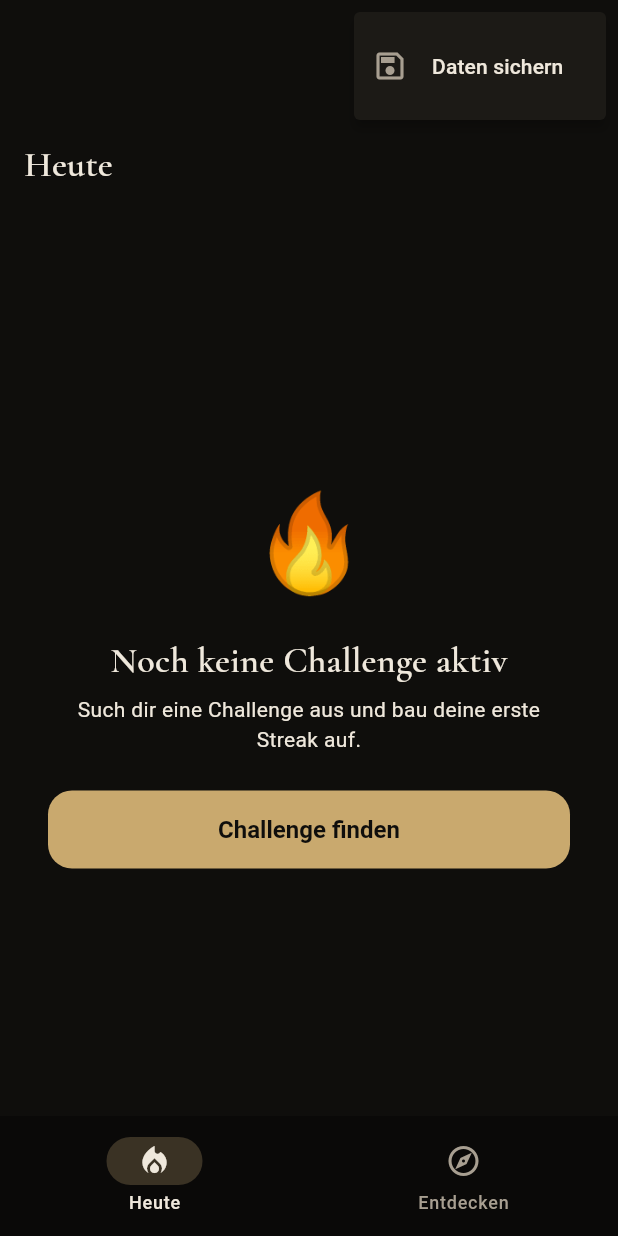
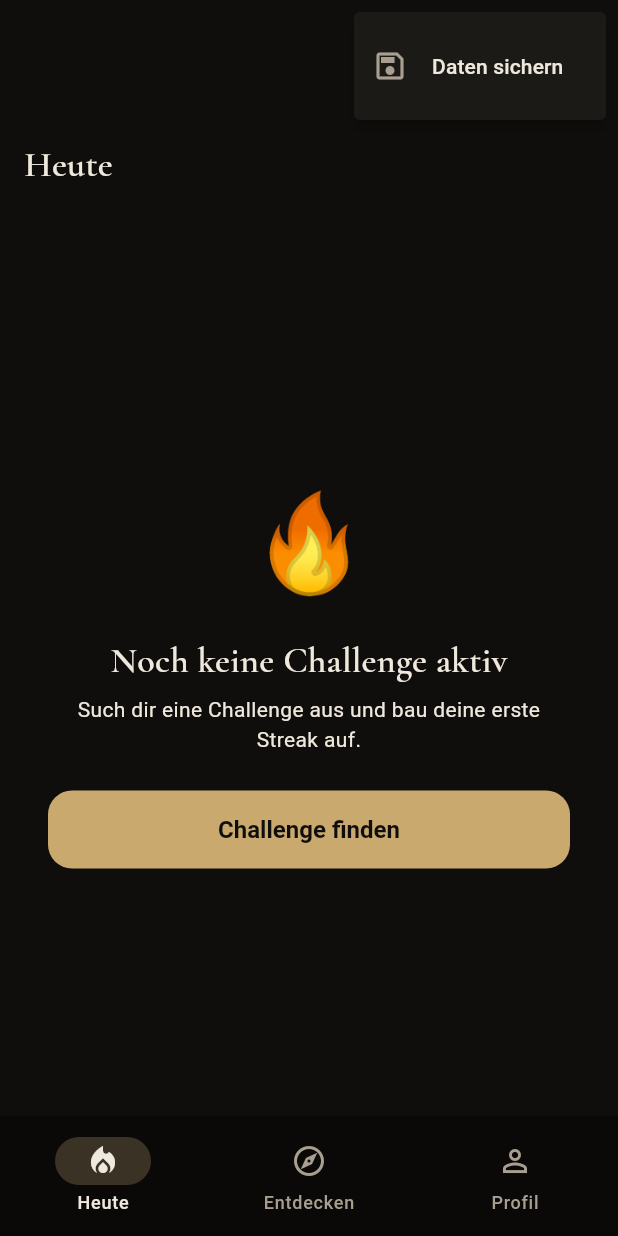
Before and after one commit to maestroDev3/Challenges, a Flutter app: the screen it shows after launch, after a tap on the "more vert" icon, on a phone screen of 412 x 824 dp. Run offline on Flutter 3.47's test engine with Material 3 defaults, Android fonts, the phone set to English and light mode, and no system bars; our stand-ins replace flutter_local_notifications, flutter_timezone, shared_preferences, timezone; missing offline and left inert: home_widget.

Commit message:
Tab „Profil“ mit Übersicht (#100) (#106)
* test: Tab „Profil“ mit Übersicht (#100)

Co-Authored-By: Claude Opus 5.5 <noreply@anthropic.com>
Claude-Session: https://claude.ai/code/session_01RbZws4XFeRtv97W1A8QkvT

* feat: Tab „Profil“ mit Übersicht (#100)

Co-Authored-By: Claude Opus 5.5 <noreply@anthropic.com>
Claude-Session: https://claude.ai/code/session_01RbZws4XFeRtv97W1A8QkvT

---------

Co-authored-by: Claude <noreply@anthropic.com>

```diff
--- /dev/null
+++ b/lib/domain/profile.dart
@@ -0,0 +1,38 @@
+import 'active_challenge.dart';
+import 'challenge_repository.dart';
+import 'milestones.dart';
+
+/// Kennzahlen über alle Challenges hinweg für die Profil-Übersicht.
+typedef ProfileStats = ({
+  int started,
+  int running,
+  int completed,
+  int doneDays,
+  int longestStreak,
+  int badges,
+});
+
+/// Fasst den gesamten Stand zusammen. Beendete (nicht geschaffte)
+/// Challenges zählen bei Tagen und Streak mit, aber nicht als geschafft.
+ProfileStats profileStats(ChallengeStore store) {
+  final all = [...store.active, ...store.archived];
+  var longest = 0;
+  for (final challenge in all) {
+    if (challenge.bestStreak > longest) longest = challenge.bestStreak;
+  }
+  return (
+    started: all.length,
+    running: store.active.length,
+    completed: store.archived
+        .where((c) => c.status == ChallengeStatus.completed)
+        .length,
+    doneDays: all.fold(0, (sum, c) => sum + c.doneDays),
+    longestStreak: longest,
+    badges: all.fold(0, (sum, c) => sum + badges(c).length),
+  );
+}
+
+extension ProfileStatsEmpty on ProfileStats {
+  /// Noch nie eine Challenge gestartet.
+  bool get isEmpty => started == 0;
+}
--- a/lib/domain/settings.dart
+++ b/lib/domain/settings.dart
@@ -1,3 +1,4 @@
+import 'dart:async';
 import 'dart:convert';
 
 import 'active_challenge.dart';
@@ -82,3 +83,27 @@ AppSettings decodeSettings(String text) {
     return const AppSettings();
   }
 }
+
+/// Einstellungen nur im Speicher – Standard, wenn keine dauerhafte
+/// Speicherung verdrahtet ist (z. B. in Widget-Tests der ganzen App).
+class MemorySettingsRepository implements SettingsRepository {
+  MemorySettingsRepository([this._current = const AppSettings()]);
+
+  AppSettings _current;
+  final _changes = StreamController<AppSettings>.broadcast();
+
+  @override
+  Future<AppSettings> load() async => _current;
+
+  @override
+  Stream<AppSettings> watch() async* {
+    yield _current;
+    yield* _changes.stream;
+  }
+
+  @override
+  Future<void> save(AppSettings settings) async {
+    _current = settings;
+    _changes.add(settings);
+  }
+}
--- a/lib/main.dart
+++ b/lib/main.dart
@@ -9,6 +9,7 @@ import 'data/android_backup_files.dart';
 import 'data/home_widget_updater.dart';
 import 'data/local_challenge_repository.dart';
 import 'data/local_notification_scheduler.dart';
+import 'data/local_settings_repository.dart';
 import 'domain/challenge_repository.dart';
 import 'domain/reminders.dart';
 import 'domain/widget_data.dart';
@@ -102,5 +103,6 @@ Future<void> main() async {
     repository: repository,
     scheduler: scheduler,
     backupFiles: const AndroidBackupFiles(),
+    settings: LocalSettingsRepository(prefs),
   ));
 }
--- a/lib/ui/app.dart
+++ b/lib/ui/app.dart
@@ -4,6 +4,7 @@ import 'package:flutter_localizations/flutter_localizations.dart';
 import '../domain/backup_files.dart';
 import '../domain/challenge_repository.dart';
 import '../domain/reminders.dart';
+import '../domain/settings.dart';
 import 'home_shell.dart';
 import 'intro_screen.dart';
 import 'theme.dart';
@@ -14,11 +15,13 @@ class ChallengesApp extends StatelessWidget {
     required this.repository,
     this.scheduler,
     this.backupFiles,
+    this.settings,
   });
 
   final ChallengeRepository repository;
   final ReminderScheduler? scheduler;
   final BackupFiles? backupFiles;
+  final SettingsRepository? settings;
 
   @override
   Widget build(BuildContext context) {
@@ -36,6 +39,7 @@ class ChallengesApp extends StatelessWidget {
           repository: repository,
           scheduler: scheduler,
           backupFiles: backupFiles,
+          settings: settings,
         ),
       ),
     );
--- a/lib/ui/home_shell.dart
+++ b/lib/ui/home_shell.dart
@@ -4,7 +4,9 @@ import '../domain/active_challenge.dart';
 import '../domain/backup_files.dart';
 import '../domain/challenge_repository.dart';
 import '../domain/reminders.dart';
+import '../domain/settings.dart';
 import 'catalog_screen.dart';
+import 'profile_screen.dart';
 import 'today_screen.dart';
 
 class HomeShell extends StatefulWidget {
@@ -14,6 +16,7 @@ class HomeShell extends StatefulWidget {
     this.clock = DateTime.now,
     this.scheduler,
     this.backupFiles,
+    this.settings,
   });
 
   final ChallengeRepository repository;
@@ -25,11 +28,16 @@ class HomeShell extends StatefulWidget {
   /// Datei-Dialog für „Daten sichern“; null in Tests ohne Dateien.
   final BackupFiles? backupFiles;
 
+  /// Einstellungen für Profil; null in Tests ohne Einstellungen.
+  final SettingsRepository? settings;
+
   @override
   State<HomeShell> createState() => _HomeShellState();
 }
 
 class _HomeShellState extends State<HomeShell> {
+  /// Ersatz, wenn keine Einstellungen übergeben wurden (nur in Tests).
+  late final SettingsRepository _defaultSettings = MemorySettingsRepository();
   int _tab = 0;
   late final AppLifecycleListener _lifecycle;
 
@@ -71,6 +79,10 @@ class _HomeShellState extends State<HomeShell> {
               if (mounted) setState(() => _tab = 0);
             },
           ),
+          ProfileScreen(
+            repository: widget.repository,
+            settings: widget.settings ?? _defaultSettings,
+          ),
         ],
       ),
       bottomNavigationBar: NavigationBar(
@@ -87,6 +99,11 @@ class _HomeShellState extends State<HomeShell> {
             selectedIcon: Icon(Icons.explore),
             label: 'Entdecken',
           ),
+          NavigationDestination(
+            icon: Icon(Icons.person_outline),
+            selectedIcon: Icon(Icons.person),
+            label: 'Profil',
+          ),
         ],
       ),
     );
--- /dev/null
+++ b/lib/ui/profile_screen.dart
@@ -0,0 +1,139 @@
+import 'package:flutter/material.dart';
+
+import '../domain/challenge_repository.dart';
+import '../domain/profile.dart';
+import '../domain/settings.dart';
+import 'theme.dart';
+
+/// Profil mit Name und Übersicht über alle Challenges.
+class ProfileScreen extends StatelessWidget {
+  const ProfileScreen({
+    super.key,
+    required this.repository,
+    required this.settings,
+    this.onOpenSettings,
+  });
+
+  final ChallengeRepository repository;
+  final SettingsRepository settings;
+
+  /// Öffnet die Einstellungen; ohne Callback gibt es kein Zahnrad.
+  final VoidCallback? onOpenSettings;
+
+  @override
+  Widget build(BuildContext context) {
+    final scheme = Theme.of(context).colorScheme;
+    final text = Theme.of(context).textTheme;
+    return Scaffold(
+      body: CustomScrollView(
+        slivers: [
+          SliverAppBar(
+            pinned: true,
+            actions: [
+              if (onOpenSettings case final open?)
+                IconButton(
+                  tooltip: 'Einstellungen',
+                  icon: const Icon(Icons.settings_outlined),
+                  onPressed: open,
+                ),
+            ],
+          ),
+          SliverPadding(
+            padding: const EdgeInsets.fromLTRB(16, 0, 16, 8),
+            sliver: SliverToBoxAdapter(
+              child: StreamBuilder<AppSettings>(
+                stream: settings.watch(),
+                builder: (context, snapshot) {
+                  final name = snapshot.data?.name.trim() ?? '';
+                  return Text(
+                    name.isEmpty ? 'Dein Profil' : name,
+                    style: text.displaySmall,
+                  );
+                },
+              ),
+            ),
+          ),
+          SliverPadding(
+            padding: const EdgeInsets.fromLTRB(16, 0, 16, 32),
+            sliver: SliverToBoxAdapter(
+              child: StreamBuilder<ChallengeStore>(
+                stream: repository.watchStore(),
+                builder: (context, snapshot) {
+                  final store = snapshot.data;
+                  if (store == null) return const SizedBox.shrink();
+                  final stats = profileStats(store);
+                  return Column(
+                    crossAxisAlignment: CrossAxisAlignment.start,
+                    children: [
+                      Text(
+                        'Sacrifice the moment. Evolve the future.',
+                        style: text.titleMedium?.copyWith(
+                          fontFamily: ritualSerif,
+                          fontStyle: FontStyle.italic,
+                          color: scheme.onSurfaceVariant,
+                        ),
+                      ),
+                      const SizedBox(height: 24),
+                      if (stats.isEmpty)
+                        Text(
+                          'Noch keine Challenges – starte deine erste unter '
+                          '„Entdecken“. Hier siehst du dann, was du schon '
+                          'geschafft hast.',
+                          style: text.bodyLarge,
+                        )
+                      else
+                        Wrap(
+                          spacing: 12,
+                          runSpacing: 12,
+                          children: [
+                            _Stat(label: 'Laufend', value: stats.running),
+                            _Stat(label: 'Geschafft', value: stats.completed),
+                            _Stat(
+                                label: 'Tage erledigt', value: stats.doneDays),
+                            _Stat(
+                                label: 'Längste Streak',
+                                value: stats.longestStreak),
+                            _Stat(label: 'Abzeichen', value: stats.badges),
+                          ],
+                        ),
+                    ],
+                  );
+                },
+              ),
+            ),
+          ),
+        ],
+      ),
+    );
+  }
+}
+
+class _Stat extends StatelessWidget {
+  const _Stat({required this.label, required this.value});
+
+  final String label;
+  final int value;
+
+  @override
+  Widget build(BuildContext context) {
+    final scheme = Theme.of(context).colorScheme;
+    final text = Theme.of(context).textTheme;
+    return Container(
+      constraints: const BoxConstraints(minWidth: 140),
+      padding: const EdgeInsets.symmetric(horizontal: 16, vertical: 12),
+      decoration: BoxDecoration(
+        color: scheme.surfaceContainerLow,
+        borderRadius: BorderRadius.circular(16),
+        border: Border.all(color: scheme.outlineVariant),
+      ),
+      child: Column(
+        crossAxisAlignment: CrossAxisAlignment.start,
+        children: [
+          Text('$value',
+              style: text.headlineSmall?.copyWith(color: scheme.primary)),
+          Text(label, style: TextStyle(color: scheme.onSurfaceVariant)),
+        ],
+      ),
+    );
+  }
+}
```
Also changed, not shown: 2 other files.
